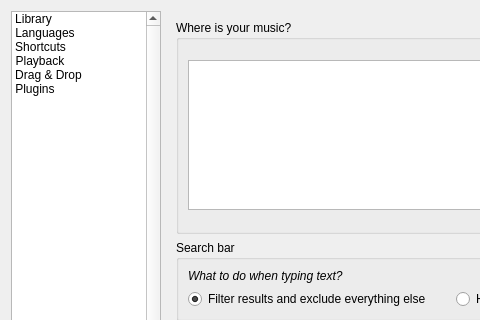
This is code/MiamPlayer/customizeoptionsdialog.ui in MBach/Miam-Player as Qt 5 draws it before an edit; both pictures show x 0 to 480 and y 0 to 320 of the 749 by 642 pixel window. The edited form follows.
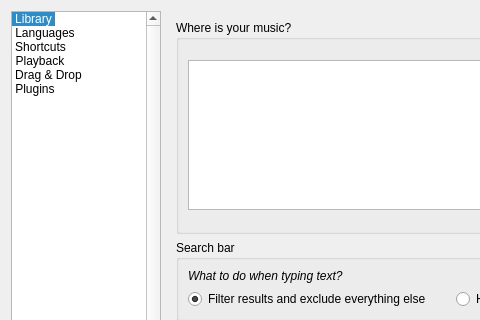
This is the edited form. Icons and pictures are not drawn. Custom widgets are drawn as their Qt base class.

What changed in the file:
```diff
--- a/code/MiamPlayer/customizeoptionsdialog.ui
+++ b/code/MiamPlayer/customizeoptionsdialog.ui
@@ -68,7 +68,7 @@
       <enum>QListView::IconMode</enum>
      </property>
      <property name="currentRow">
-      <number>-1</number>
+      <number>0</number>
      </property>
      <item>
       <property name="text">
```
Left out of the diff: 2 changed lines with no effect on the pictures.
